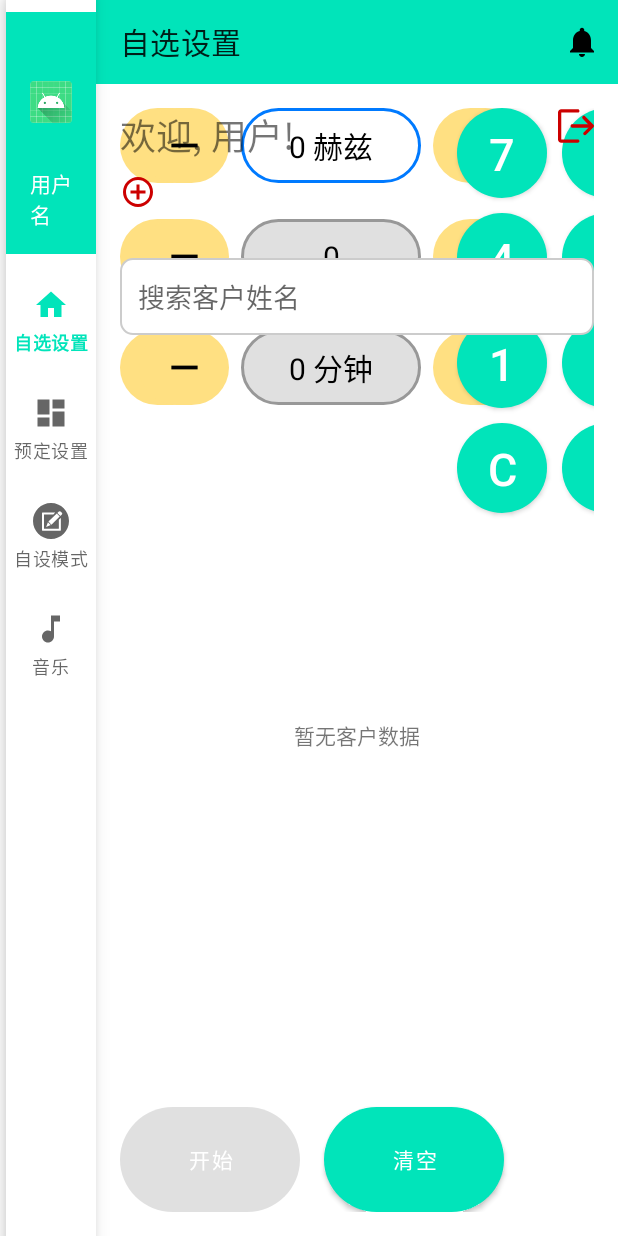
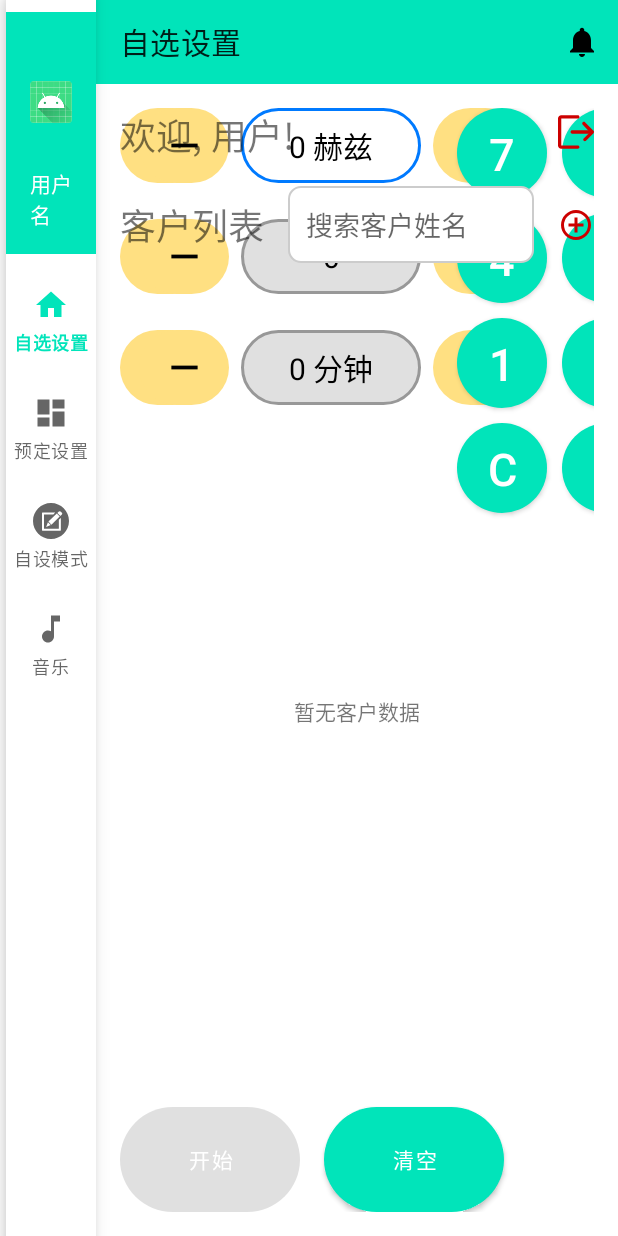
Before and after one commit to livermorerhui/SonicWaveV4-2, an Android app: the fragment UserFragment placed in its activity, on a phone screen of 412 x 824 dp. Run offline under Robolectric (Android 15) with nearby library versions, the phone set to English and light mode, and no system bars; our stand-ins replace navigation-ui; network calls fail; pictures from the network do not load; 3 statements that could not run were skipped.

Commit message:
APP优化:用户界面-控件的位置-客户详情布局

```diff
--- a/app/src/main/java/com/example/sonicwavev4/ui/user/UserFragment.kt
+++ b/app/src/main/java/com/example/sonicwavev4/ui/user/UserFragment.kt
@@ -15,8 +15,6 @@ import com.example.sonicwavev4.core.currentAppMode
 import com.example.sonicwavev4.databinding.FragmentUserBinding
 import com.example.sonicwavev4.network.LogoutEventRequest
 import com.example.sonicwavev4.network.RetrofitClient
-import com.example.sonicwavev4.ui.AddCustomerDialogFragment
-import com.example.sonicwavev4.ui.OfflineAddCustomerDialogFragment
 import com.example.sonicwavev4.ui.customer.CustomerListFragment
 import com.example.sonicwavev4.ui.login.LoginFragment
 import com.example.sonicwavev4.utils.GlobalLogoutManager
@@ -49,7 +47,6 @@ class UserFragment : Fragment() {
         sessionManager = SessionManager(requireContext())
         setupUsernameDisplay()
         setupLogoutButton()
-        setupAddCustomerButton()
         ensureCustomerListFragment()
         observeOfflineMode()
         setupToneSwitch()
@@ -62,25 +59,11 @@ class UserFragment : Fragment() {
         binding.userNameTextview.text = "欢迎, ${username ?: "用户"}!"
     }
 
-    private fun setupAddCustomerButton() {
-        binding.addCustomerButton.setOnClickListener {
-            if (currentAppMode() == AppMode.OFFLINE) {
-                OfflineAddCustomerDialogFragment.newInstance().show(childFragmentManager, "OfflineAddCustomerDialog")
-            } else {
-                AddCustomerDialogFragment.newInstance().show(childFragmentManager, "AddCustomerDialog")
-            }
-        }
-    }
-
     private fun observeOfflineMode() {
         viewLifecycleOwner.lifecycleScope.launch {
             OfflineTestModeManager.isOfflineTestMode.collectLatest { offline ->
-                binding.addCustomerButton.isVisible = true
                 binding.customerListContainer.isVisible = true
-                binding.offlineModeHint.isVisible = offline
-                if (offline) {
-                    binding.offlineModeHint.text = getString(R.string.offline_mode_hint)
-                }
+
                 ensureCustomerListFragment()
             }
         }
--- a/app/src/main/res/layout/fragment_customer_list.xml
+++ b/app/src/main/res/layout/fragment_customer_list.xml
@@ -6,19 +6,42 @@
     android:layout_height="match_parent"
     tools:context=".ui.customer.CustomerListFragment">
 
+    <TextView
+        android:id="@+id/customer_list_textview"
+        android:layout_width="wrap_content"
+        android:layout_height="wrap_content"
+        android:layout_marginStart="16dp"
+        android:text="客户列表"
+        android:textSize="24sp"
+        app:layout_constraintBottom_toBottomOf="@+id/search_box"
+        app:layout_constraintStart_toStartOf="parent"
+        app:layout_constraintTop_toTopOf="@+id/search_box" />
+
     <EditText
         android:id="@+id/search_box"
         android:layout_width="0dp"
         android:layout_height="wrap_content"
+
         android:layout_marginStart="16dp"
-        android:layout_marginTop="16dp"
         android:layout_marginEnd="16dp"
+        android:background="@drawable/rounded_edittext_background"
         android:hint="搜索客户姓名"
         android:padding="12dp"
-        android:background="@drawable/rounded_edittext_background"
+        app:layout_constraintEnd_toStartOf="@+id/add_customer_button"
+        app:layout_constraintStart_toEndOf="@+id/customer_list_textview"
+        app:layout_constraintTop_toTopOf="parent" />
+
+    <ImageButton
+        android:id="@+id/add_customer_button"
+        android:layout_width="wrap_content"
+        android:layout_height="wrap_content"
+        android:layout_marginStart="16dp"
+        android:layout_marginEnd="16dp"
+        android:background="?attr/selectableItemBackgroundBorderless"
+        android:src="@drawable/ic_add_customer"
+        app:layout_constraintBottom_toBottomOf="@+id/search_box"
         app:layout_constraintEnd_toEndOf="parent"
-        app:layout_constraintStart_toStartOf="parent"
-        app:layout_constraintTop_toTopOf="parent" />
+        app:layout_constraintTop_toTopOf="@+id/search_box" />
 
     <androidx.recyclerview.widget.RecyclerView
         android:id="@+id/customer_recycler_view"
--- a/app/src/main/res/layout/fragment_user.xml
+++ b/app/src/main/res/layout/fragment_user.xml
@@ -20,7 +20,7 @@
         android:id="@+id/logout_button"
         android:layout_width="wrap_content"
         android:layout_height="wrap_content"
-        android:layout_marginTop="16dp"
+        android:layout_marginTop="20dp"
         android:layout_marginEnd="16dp"
         android:background="?attr/selectableItemBackgroundBorderless"
         android:src="@drawable/ic_logout"
@@ -28,46 +28,21 @@
         app:layout_constraintTop_toTopOf="parent"
         app:tint="@android:color/holo_red_dark" />
 
-    <ImageButton
-        android:id="@+id/add_customer_button"
-        android:layout_width="wrap_content"
-        android:layout_height="wrap_content"
-        android:layout_marginTop="8dp"
-        android:layout_marginStart="16dp"
-        android:background="?attr/selectableItemBackgroundBorderless"
-        android:src="@drawable/ic_add_customer"
-        app:layout_constraintStart_toStartOf="parent"
-        app:layout_constraintTop_toBottomOf="@+id/user_name_textview" />
 
     <com.google.android.material.switchmaterial.SwitchMaterial
         android:id="@+id/switch_test_sine_tone"
-        android:layout_width="0dp"
+        android:layout_width="150dp"
         android:layout_height="wrap_content"
         android:layout_marginStart="16dp"
-        android:layout_marginTop="16dp"
         android:layout_marginEnd="16dp"
         android:background="@drawable/bg_sine_toggle"
         android:padding="12dp"
         android:text="@string/label_sine_tone_switch"
         android:visibility="gone"
-        app:layout_constraintTop_toBottomOf="@id/add_customer_button"
-        app:layout_constraintStart_toStartOf="parent"
-        app:layout_constraintEnd_toEndOf="parent" />
+        app:layout_constraintBottom_toBottomOf="@+id/user_name_textview"
+        app:layout_constraintEnd_toStartOf="@+id/logout_button"
+        app:layout_constraintTop_toTopOf="@+id/user_name_textview" />
 
-    <TextView
-        android:id="@+id/offline_mode_hint"
-        android:layout_width="0dp"
-        android:layout_height="wrap_content"
-        android:layout_marginTop="16dp"
-        android:layout_marginStart="16dp"
-        android:layout_marginEnd="16dp"
-        android:text="@string/offline_mode_hint"
-        android:textColor="@android:color/darker_gray"
-        android:textSize="16sp"
-        android:visibility="gone"
-        app:layout_constraintEnd_toEndOf="parent"
-        app:layout_constraintStart_toStartOf="parent"
-        app:layout_constraintTop_toBottomOf="@id/switch_test_sine_tone" />
 
     <FrameLayout
         android:id="@+id/customer_list_container"
@@ -78,7 +53,7 @@
         app:layout_constraintEnd_toEndOf="parent"
         app:layout_constraintHorizontal_bias="0.0"
         app:layout_constraintStart_toStartOf="parent"
-        app:layout_constraintTop_toBottomOf="@+id/switch_test_sine_tone"
+        app:layout_constraintTop_toBottomOf="@+id/user_name_textview"
         app:layout_constraintVertical_bias="0.0" />
 
 </androidx.constraintlayout.widget.ConstraintLayout>
--- a/app/src/main/res/layout/item_custom_preset_step_edit.xml
+++ b/app/src/main/res/layout/item_custom_preset_step_edit.xml
@@ -12,9 +12,10 @@
         android:id="@+id/tv_step_title"
         android:layout_width="wrap_content"
         android:layout_height="wrap_content"
+        android:layout_marginStart="16dp"
         android:text="步骤"
         android:textColor="@color/black"
-        android:textSize="16sp"
+        android:textSize="25sp"
         android:textStyle="bold" />
 
     <com.google.android.material.textfield.TextInputLayout
@@ -73,6 +74,7 @@
         android:layout_width="wrap_content"
         android:layout_height="wrap_content"
         android:layout_marginStart="8dp"
+        android:layout_marginEnd="16dp"
         android:text="取消" />
 
 </LinearLayout>
--- a/app/src/main/res/values/dimens.xml
+++ b/app/src/main/res/values/dimens.xml
@@ -5,4 +5,6 @@
     <dimen name="activity_vertical_margin">16dp</dimen>
     <dimen name="nav_header_vertical_spacing">8dp</dimen>
     <dimen name="nav_header_height">176dp</dimen> <!-- 推荐的抽屉头部高度 -->
+    <dimen name="offline_add_customer_dialog_width">320dp</dimen>
+    <dimen name="offline_add_customer_dialog_height">270dp</dimen>
 </resources>
```
Also changed, not shown: app/src/main/java/com/example/sonicwavev4/ui/OfflineAddCustomerDialogFragment.kt (+9 -0 lines), app/src/main/java/com/example/sonicwavev4/ui/customer/CustomerListFragment.kt (+14 -0 lines), app/src/main/res/layout/dialog_add_offline_customer.xml (+0 -7 lines), app/src/main/res/layout/fragment_customer_detail.xml (+16 -16 lines).
